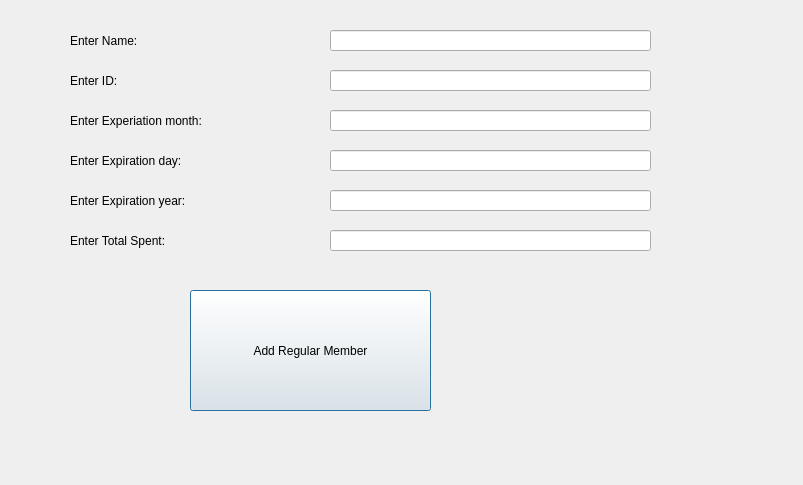
The window that newregular.ui (shanesuss/CS1C-2016-Bulk-Club) describes before a commit, drawn with Qt 5.
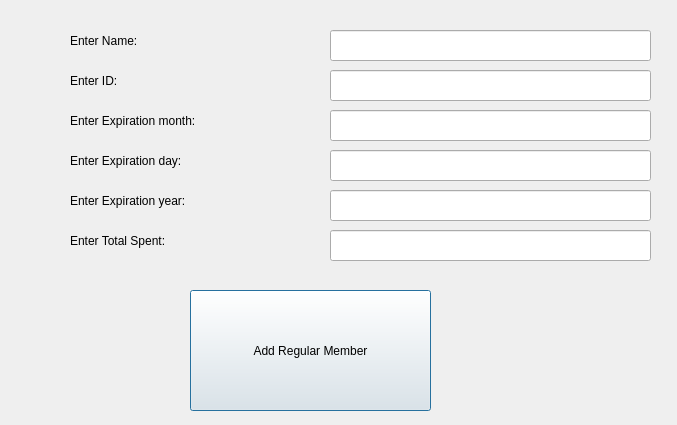
The same window after the commit.

Patch:
```diff
--- a/newregular.ui
+++ b/newregular.ui
@@ -6,8 +6,8 @@
    <rect>
     <x>0</x>
     <y>0</y>
-    <width>803</width>
-    <height>485</height>
+    <width>677</width>
+    <height>425</height>
    </rect>
   </property>
   <property name="windowTitle">
@@ -36,7 +36,7 @@
     </rect>
    </property>
    <property name="text">
-    <string>Enter Experiation month:</string>
+    <string>Enter Expiration month:</string>
    </property>
   </widget>
   <widget class="QLineEdit" name="lineEdit_2">
@@ -45,7 +45,7 @@
      <x>330</x>
      <y>70</y>
      <width>321</width>
-     <height>21</height>
+     <height>31</height>
     </rect>
    </property>
   </widget>
@@ -55,7 +55,7 @@
      <x>330</x>
      <y>150</y>
      <width>321</width>
-     <height>21</height>
+     <height>31</height>
     </rect>
    </property>
   </widget>
@@ -78,7 +78,7 @@
      <x>330</x>
      <y>230</y>
      <width>321</width>
-     <height>21</height>
+     <height>31</height>
     </rect>
    </property>
   </widget>
@@ -88,7 +88,7 @@
      <x>330</x>
      <y>30</y>
      <width>321</width>
-     <height>21</height>
+     <height>31</height>
     </rect>
    </property>
   </widget>
@@ -98,7 +98,7 @@
      <x>330</x>
      <y>190</y>
      <width>321</width>
-     <height>21</height>
+     <height>31</height>
     </rect>
    </property>
   </widget>
@@ -134,7 +134,7 @@
      <x>330</x>
      <y>110</y>
      <width>321</width>
-     <height>21</height>
+     <height>31</height>
     </rect>
    </property>
   </widget>
```
